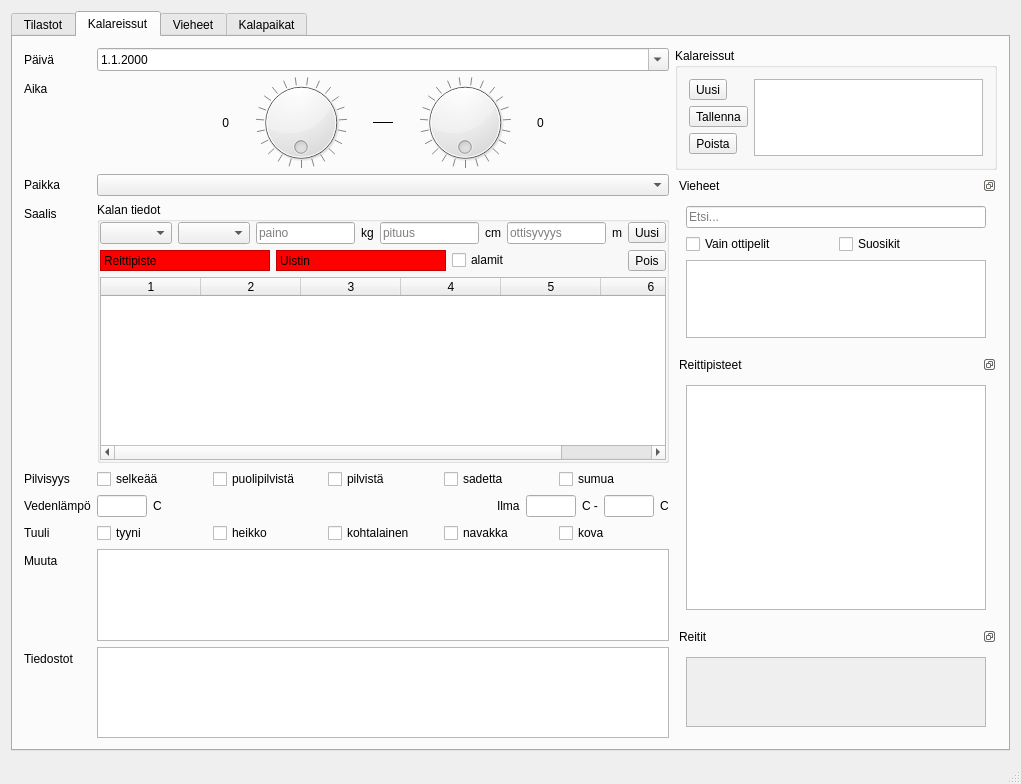
Above: mainwindow.ui from samuliwritescode/uistelupaivakirja-desktop before the change. Below: the same form after it.
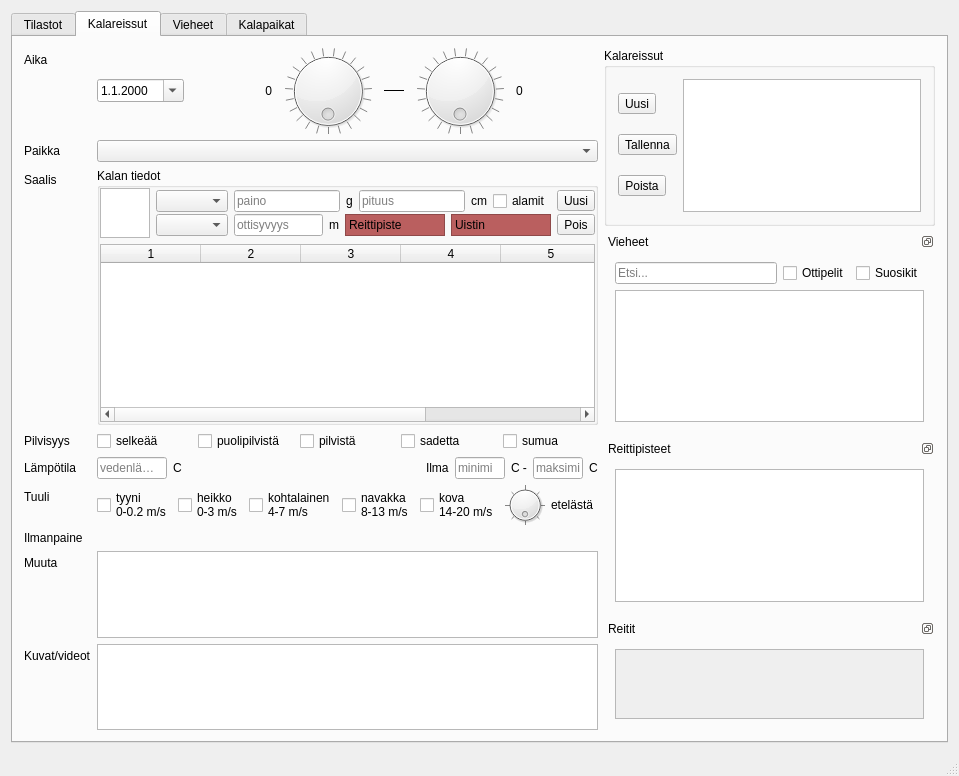
That is the form after the change. Icons and pictures are not drawn.

Commit message: -UI:ta viilattu aikaa ja tuuliolosuhteita.

The edit to the form file:
```diff
--- a/mainwindow.ui
+++ b/mainwindow.ui
@@ -6,8 +6,8 @@
    <rect>
     <x>0</x>
     <y>0</y>
-    <width>1021</width>
-    <height>784</height>
+    <width>959</width>
+    <height>776</height>
    </rect>
   </property>
   <property name="sizePolicy">
@@ -159,20 +159,16 @@
            <enum>QFormLayout::DontWrapRows</enum>
           </property>
           <item row="0" column="0">
-           <widget class="QLabel" name="label_34">
+           <widget class="QLabel" name="label_35">
             <property name="text">
-             <string>Päivä</string>
+             <string>Aika</string>
             </property>
            </widget>
           </item>
           <item row="0" column="1">
+           <layout class="QHBoxLayout" name="horizontalLayout_3">
+            <item>
            <widget class="QDateEdit" name="dateEdit">
-            <property name="wrapping">
-             <bool>false</bool>
-            </property>
-            <property name="frame">
-             <bool>true</bool>
-            </property>
             <property name="readOnly">
              <bool>false</bool>
             </property>
@@ -187,35 +183,119 @@
             </property>
            </widget>
           </item>
+            <item>
+             <widget class="QLabel" name="timeStartLbl">
+              <property name="text">
+               <string>0</string>
+              </property>
+              <property name="alignment">
+               <set>Qt::AlignRight|Qt::AlignTrailing|Qt::AlignVCenter</set>
+              </property>
+             </widget>
+            </item>
+            <item>
+             <widget class="QDial" name="startDial">
+              <property name="minimum">
+               <number>0</number>
+              </property>
+              <property name="maximum">
+               <number>23</number>
+              </property>
+              <property name="pageStep">
+               <number>1</number>
+              </property>
+              <property name="value">
+               <number>0</number>
+              </property>
+              <property name="tracking">
+               <bool>true</bool>
+              </property>
+              <property name="wrapping">
+               <bool>true</bool>
+              </property>
+              <property name="notchesVisible">
+               <bool>true</bool>
+              </property>
+             </widget>
+            </item>
+            <item>
+             <widget class="Line" name="line">
+              <property name="maximumSize">
+               <size>
+                <width>20</width>
+                <height>16777215</height>
+               </size>
+              </property>
+              <property name="frameShadow">
+               <enum>QFrame::Plain</enum>
+              </property>
+              <property name="lineWidth">
+               <number>1</number>
+              </property>
+              <property name="orientation">
+               <enum>Qt::Horizontal</enum>
+              </property>
+             </widget>
+            </item>
+            <item>
+             <widget class="QDial" name="endDial">
+              <property name="minimum">
+               <number>0</number>
+              </property>
+              <property name="maximum">
+               <number>23</number>
+              </property>
+              <property name="pageStep">
+               <number>1</number>
+              </property>
+              <property name="value">
+               <number>0</number>
+              </property>
+              <property name="sliderPosition">
+               <number>0</number>
+              </property>
+              <property name="wrapping">
+               <bool>true</bool>
+              </property>
+              <property name="notchesVisible">
+               <bool>true</bool>
+              </property>
+             </widget>
+            </item>
+            <item>
+             <widget class="QLabel" name="timeEndLbl">
+              <property name="text">
+               <string>0</string>
+              </property>
+              <property name="alignment">
+               <set>Qt::AlignLeading|Qt::AlignLeft|Qt::AlignVCenter</set>
+              </property>
+             </widget>
+            </item>
+           </layout>
+          </item>
           <item row="1" column="0">
-           <widget class="QLabel" name="label_35">
-            <property name="text">
-             <string>Aika</string>
-            </property>
-           </widget>
-          </item>
-          <item row="2" column="0">
            <widget class="QLabel" name="label_37">
             <property name="text">
              <string>Paikka</string>
             </property>
            </widget>
           </item>
-          <item row="2" column="1">
+          <item row="1" column="1">
            <widget class="QComboBox" name="place">
             <property name="autoFillBackground">
              <bool>false</bool>
             </property>
            </widget>
           </item>
-          <item row="3" column="0">
+          <item row="2" column="0">
            <widget class="QLabel" name="label_36">
             <property name="text">
              <string>Saalis</string>
             </property>
            </widget>
           </item>
-          <item row="3" column="1">
+          <item row="2" column="1">
            <layout class="QVBoxLayout" name="verticalLayout_6">
             <item>
              <widget class="QGroupBox" name="groupBox_4">
@@ -227,6 +307,23 @@
                 <number>0</number>
                </property>
                <item>
+                <layout class="QHBoxLayout" name="horizontalLayout_10">
+                 <item>
+                  <widget class="QGraphicsView" name="graphicsView">
+                   <property name="maximumSize">
+                    <size>
+                     <width>50</width>
+                     <height>50</height>
+                    </size>
+                   </property>
+                  </widget>
+                 </item>
+                 <item>
+                  <layout class="QVBoxLayout" name="verticalLayout_3">
+                   <property name="spacing">
+                    <number>0</number>
+                   </property>
+                   <item>
                 <layout class="QHBoxLayout" name="horizontalLayout_5">
                  <property name="leftMargin">
                   <number>0</number>
@@ -237,9 +334,6 @@
                  <property name="rightMargin">
                   <number>0</number>
                  </property>
-                 <item>
-                  <widget class="QComboBox" name="method"/>
-                 </item>
                  <item>
                   <widget class="QComboBox" name="species"/>
                  </item>
@@ -256,7 +350,7 @@
                  <item>
                   <widget class="QLabel" name="label_2">
                    <property name="text">
-                    <string>kg</string>
+                        <string>g</string>
                    </property>
                   </widget>
                  </item>
@@ -275,16 +369,9 @@
                   </widget>
                  </item>
                  <item>
-                  <widget class="QLineEdit" name="spotdepth">
-                   <property name="placeholderText">
-                    <string>ottisyvyys</string>
-                   </property>
-                  </widget>
-                 </item>
-                 <item>
-                  <widget class="QLabel" name="label_5">
+                      <widget class="QCheckBox" name="undersize">
                    <property name="text">
-                    <string>m</string>
+                        <string>alamit</string>
                    </property>
                   </widget>
                  </item>
@@ -339,13 +426,36 @@
                  <property name="rightMargin">
                   <number>0</number>
                  </property>
+                     <item>
+                      <widget class="QComboBox" name="method"/>
+                     </item>
+                     <item>
+                      <widget class="QLineEdit" name="spotdepth">
+                       <property name="placeholderText">
+                        <string>ottisyvyys</string>
+                       </property>
+                      </widget>
+                     </item>
+                     <item>
+                      <widget class="QLabel" name="label_5">
+                       <property name="text">
+                        <string>m</string>
+                       </property>
+                      </widget>
+                     </item>
                  <item>
                   <widget class="QLabel" name="POI">
+                       <property name="minimumSize">
+                        <size>
+                         <width>100</width>
+                         <height>0</height>
+                        </size>
+                       </property>
                    <property name="acceptDrops">
                     <bool>true</bool>
                    </property>
                    <property name="styleSheet">
-                    <string notr="true">background-color: rgb(255, 0, 0)</string>
+                        <string notr="true">background-color: rgb(186, 95, 95)</string>
                    </property>
                    <property name="frameShape">
                     <enum>QFrame::StyledPanel</enum>
@@ -357,11 +467,17 @@
                  </item>
                  <item>
                   <widget class="QLabel" name="lure">
+                       <property name="minimumSize">
+                        <size>
+                         <width>100</width>
+                         <height>0</height>
+                        </size>
+                       </property>
                    <property name="autoFillBackground">
                     <bool>false</bool>
                    </property>
                    <property name="styleSheet">
-                    <string notr="true">background-color: rgb(255, 0, 0)</string>
+                        <string notr="true">background-color: rgb(186, 95, 95)</string>
                    </property>
                    <property name="frameShape">
                     <enum>QFrame::StyledPanel</enum>
@@ -371,13 +487,6 @@
                    </property>
                   </widget>
                  </item>
-                 <item>
-                  <widget class="QCheckBox" name="undersize">
-                   <property name="text">
-                    <string>alamit</string>
-                   </property>
-                  </widget>
-                 </item>
                  <item>
                   <widget class="QToolButton" name="del_fish">
                    <property name="toolTip">
@@ -397,6 +506,10 @@
                  </item>
                 </layout>
                </item>
+                  </layout>
+                 </item>
+                </layout>
+               </item>
                <item>
                 <widget class="QTableWidget" name="fish_list">
                  <property name="lineWidth">
@@ -442,14 +555,14 @@
             </item>
            </layout>
           </item>
-          <item row="4" column="0">
+          <item row="3" column="0">
            <widget class="QLabel" name="label_38">
             <property name="text">
              <string>Pilvisyys</string>
             </property>
            </widget>
           </item>
-          <item row="4" column="1">
+          <item row="3" column="1">
            <layout class="QHBoxLayout" name="horizontalLayout_21">
             <item>
              <widget class="QCheckBox" name="weather_clear">
@@ -488,26 +601,32 @@
             </item>
            </layout>
           </item>
-          <item row="5" column="0">
+          <item row="4" column="0">
            <widget class="QLabel" name="label_39">
             <property name="text">
-             <string>Vedenlämpö</string>
+             <string>Lämpötila</string>
+            </property>
+            <property name="textFormat">
+             <enum>Qt::AutoText</enum>
             </property>
            </widget>
           </item>
-          <item row="5" column="1">
+          <item row="4" column="1">
            <layout class="QHBoxLayout" name="horizontalLayout_22">
             <item>
              <widget class="QLineEdit" name="water_temp">
               <property name="maximumSize">
                <size>
-                <width>50</width>
+                <width>70</width>
                 <height>16777215</height>
                </size>
               </property>
               <property name="text">
                <string/>
               </property>
+              <property name="placeholderText">
+               <string>vedenlämpö</string>
+              </property>
              </widget>
             </item>
             <item>
@@ -551,6 +670,9 @@
               <property name="text">
                <string/>
               </property>
+              <property name="placeholderText">
+               <string>minimi</string>
+              </property>
              </widget>
             </item>
             <item>
@@ -568,6 +690,9 @@
                 <height>16777215</height>
                </size>
               </property>
+              <property name="placeholderText">
+               <string>maksimi</string>
+              </property>
              </widget>
             </item>
             <item>
@@ -579,47 +704,81 @@
             </item>
            </layout>
           </item>
-          <item row="6" column="0">
+          <item row="5" column="0">
            <widget class="QLabel" name="label_42">
             <property name="text">
              <string>Tuuli</string>
             </property>
            </widget>
           </item>
-          <item row="6" column="1">
+          <item row="5" column="1">
            <layout class="QHBoxLayout" name="horizontalLayout_23">
             <item>
              <widget class="QCheckBox" name="wind_calm">
               <property name="text">
-               <string>tyyni</string>
+               <string>tyyni 
+0-0.2 m/s</string>
               </property>
              </widget>
             </item>
             <item>
              <widget class="QCheckBox" name="wind_faint">
               <property name="text">
-               <string>heikko</string>
+               <string>heikko 
+0-3 m/s</string>
               </property>
              </widget>
             </item>
             <item>
              <widget class="QCheckBox" name="wind_moderate">
               <property name="text">
-               <string>kohtalainen</string>
+               <string>kohtalainen 
+4-7 m/s</string>
               </property>
              </widget>
             </item>
             <item>
              <widget class="QCheckBox" name="wind_brisk">
               <property name="text">
-               <string>navakka</string>
+               <string>navakka
+8-13 m/s</string>
               </property>
              </widget>
             </item>
             <item>
              <widget class="QCheckBox" name="wind_hard">
               <property name="text">
-               <string>kova</string>
+               <string>kova
+14-20 m/s</string>
+              </property>
+             </widget>
+            </item>
+            <item>
+             <widget class="QDial" name="dial">
+              <property name="maximumSize">
+               <size>
+                <width>40</width>
+                <height>40</height>
+               </size>
+              </property>
+              <property name="maximum">
+               <number>8</number>
+              </property>
+              <property name="pageStep">
+               <number>2</number>
+              </property>
+              <property name="wrapping">
+               <bool>true</bool>
+              </property>
+              <property name="notchesVisible">
+               <bool>true</bool>
+              </property>
+             </widget>
+            </item>
+            <item>
+             <widget class="QLabel" name="label_6">
+              <property name="text">
+               <string>etelästä</string>
               </property>
              </widget>
             </item>
@@ -651,7 +810,7 @@
           <item row="8" column="0">
            <widget class="QLabel" name="label_44">
             <property name="text">
-             <string>Tiedostot</string>
+             <string>Kuvat/videot</string>
             </property>
            </widget>
           </item>
@@ -671,98 +830,12 @@
             </property>
            </widget>
           </item>
-          <item row="1" column="1">
-           <layout class="QHBoxLayout" name="horizontalLayout_3">
-            <item>
-             <widget class="QLabel" name="timeStartLbl">
+          <item row="6" column="0">
+           <widget class="QLabel" name="label_7">
               <property name="text">
-               <string>0</string>
-              </property>
-              <property name="alignment">
-               <set>Qt::AlignRight|Qt::AlignTrailing|Qt::AlignVCenter</set>
-              </property>
-             </widget>
-            </item>
-            <item>
-             <widget class="QDial" name="startDial">
-              <property name="minimum">
-               <number>0</number>
-              </property>
-              <property name="maximum">
-               <number>23</number>
-              </property>
-              <property name="pageStep">
-               <number>1</number>
-              </property>
-              <property name="value">
-               <number>0</number>
-              </property>
-              <property name="tracking">
-               <bool>true</bool>
-              </property>
-              <property name="wrapping">
-               <bool>true</bool>
-              </property>
-              <property name="notchesVisible">
-               <bool>true</bool>
-              </property>
-             </widget>
-            </item>
-            <item>
-             <widget class="Line" name="line">
-              <property name="maximumSize">
-               <size>
-                <width>20</width>
-                <height>16777215</height>
-               </size>
-              </property>
-              <property name="frameShadow">
-               <enum>QFrame::Plain</enum>
-              </property>
-              <property name="lineWidth">
-               <number>1</number>
-              </property>
-              <property name="orientation">
-               <enum>Qt::Horizontal</enum>
-              </property>
-             </widget>
-            </item>
-            <item>
-             <widget class="QDial" name="endDial">
-              <property name="minimum">
-               <number>0</number>
-              </property>
-              <property name="maximum">
-               <number>23</number>
-              </property>
-              <property name="pageStep">
-               <number>1</number>
-              </property>
-              <property name="value">
-               <number>0</number>
-              </property>
-              <property name="sliderPosition">
-               <number>0</number>
-              </property>
-              <property name="wrapping">
-               <bool>true</bool>
-              </property>
-              <property name="notchesVisible">
-               <bool>true</bool>
-              </property>
-             </widget>
-            </item>
-            <item>
-             <widget class="QLabel" name="timeEndLbl">
-              <property name="text">
-               <string>0</string>
-              </property>
-              <property name="alignment">
-               <set>Qt::AlignLeading|Qt::AlignLeft|Qt::AlignVCenter</set>
-              </property>
-             </widget>
-            </item>
-           </layout>
+             <string>Ilmanpaine</string>
+            </property>
+           </widget>
           </item>
          </layout>
         </item>
@@ -861,6 +934,8 @@
             <widget class="QWidget" name="dockWidgetContents_7">
              <layout class="QVBoxLayout" name="verticalLayout_11">
               <item>
+               <layout class="QHBoxLayout" name="horizontalLayout_4">
+                <item>
                <widget class="QLineEdit" name="searchLure">
                 <property name="text">
                  <string/>
@@ -871,11 +946,9 @@
                </widget>
               </item>
               <item>
-               <layout class="QHBoxLayout" name="horizontalLayout_4">
-                <item>
                  <widget class="QCheckBox" name="onlyBestLures">
                   <property name="text">
-                   <string>Vain ottipelit</string>
+                   <string>Ottipelit</string>
                   </property>
                  </widget>
                 </item>
@@ -907,12 +980,6 @@
               <verstretch>0</verstretch>
              </sizepolicy>
             </property>
-            <property name="minimumSize">
-             <size>
-              <width>150</width>
-              <height>266</height>
-             </size>
-            </property>
             <property name="features">
              <set>QDockWidget::DockWidgetFloatable|QDockWidget::DockWidgetMovable</set>
             </property>
@@ -948,7 +1015,7 @@
                   <rect>
                    <x>0</x>
                    <y>0</y>
-                   <width>264</width>
+                   <width>289</width>
                    <height>69</height>
                   </rect>
                  </property>
```
Left out of the diff: 3 changed lines with no effect on the pictures. Lines whose indentation alone changed are shown as unchanged.
